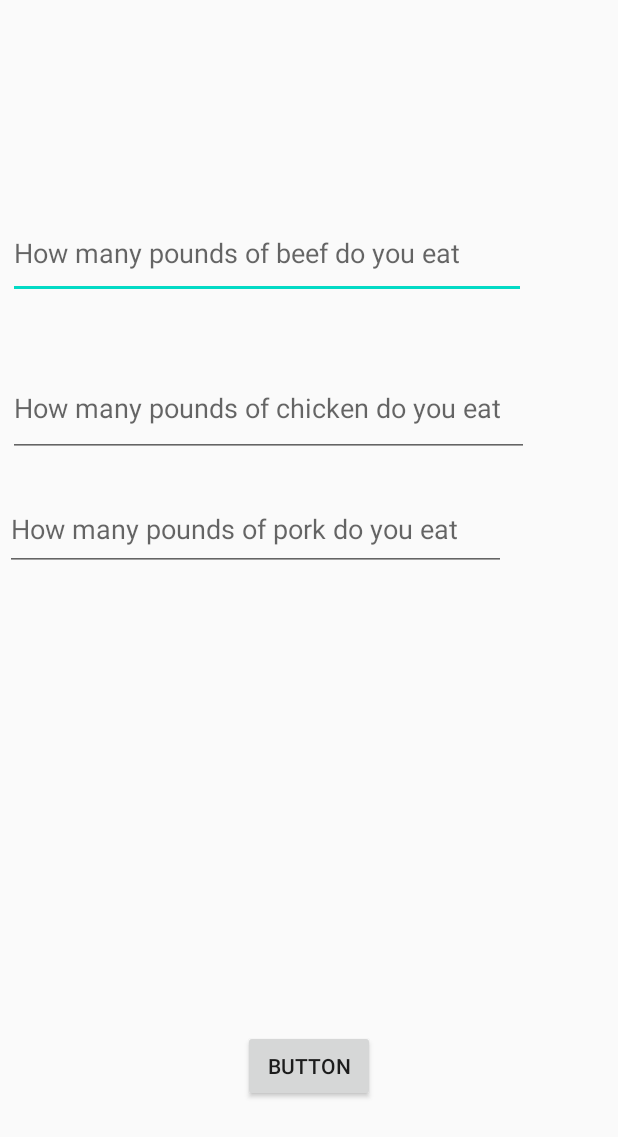
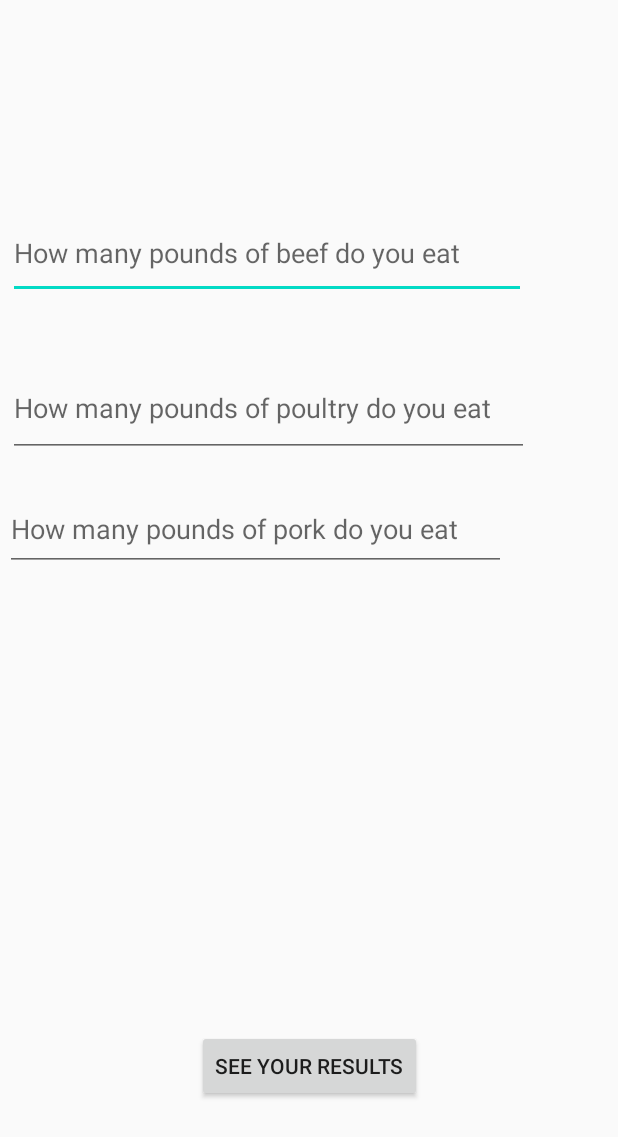
Before and after one commit to maxjimenez7/MeatTracker2, an Android app: the layout input_consumption.xml on its own in the app's theme, with its tools: preview values and no code run, on a phone screen of 412 x 824 dp. Shown: the top 1137 px of the screen. Run offline under Robolectric (Android 15) with nearby library versions, the phone set to English and light mode, and no system bars.

Commit message:
Has water formulas and started fuel formulas, added results_consumption.xml, started onClickListener for button_input_consumption_results

```diff
--- a/app/src/main/res/layout/input_consumption.xml
+++ b/app/src/main/res/layout/input_consumption.xml
@@ -16,13 +16,13 @@
         android:ems="10"
         android:hint="How many pounds of beef do you eat"
         android:inputType="number"
-        app:layout_constraintBottom_toTopOf="@+id/editTextNumber_input_consumption_chicken"
+        app:layout_constraintBottom_toTopOf="@+id/editTextNumber_input_consumption_poultry"
         app:layout_constraintEnd_toEndOf="parent"
         app:layout_constraintStart_toStartOf="parent"
         app:layout_constraintTop_toTopOf="parent" />
 
     <EditText
-        android:id="@+id/editTextNumber_input_consumption_chicken"
+        android:id="@+id/editTextNumber_input_consumption_poultry"
         android:layout_width="347dp"
         android:layout_height="65dp"
         android:layout_marginStart="5dp"
@@ -30,7 +30,7 @@
         android:layout_marginEnd="59dp"
         android:layout_marginBottom="20dp"
         android:ems="10"
-        android:hint="How many pounds of chicken do you eat"
+        android:hint="How many pounds of poultry do you eat"
         android:inputType="number"
         app:layout_constraintBottom_toTopOf="@+id/editTextNumber_input_consumption_pork"
         app:layout_constraintEnd_toEndOf="parent"
@@ -38,11 +38,11 @@
         app:layout_constraintTop_toBottomOf="@+id/editTextNumber_input_consumption_beef" />
 
     <Button
-        android:id="@+id/button_input_consumption_finish"
+        android:id="@+id/button_input_consumption_results"
         android:layout_width="wrap_content"
         android:layout_height="wrap_content"
         android:layout_marginBottom="89dp"
-        android:text="Button"
+        android:text="See Your Results"
         app:layout_constraintBottom_toBottomOf="parent"
         app:layout_constraintEnd_toEndOf="parent"
         app:layout_constraintStart_toStartOf="parent" />
@@ -59,6 +59,6 @@
         android:inputType="number"
         app:layout_constraintEnd_toEndOf="parent"
         app:layout_constraintStart_toStartOf="parent"
-        app:layout_constraintTop_toBottomOf="@+id/editTextNumber_input_consumption_chicken" />
+        app:layout_constraintTop_toBottomOf="@+id/editTextNumber_input_consumption_poultry" />
 
 </androidx.constraintlayout.widget.ConstraintLayout>
```
Also changed, not shown: app/src/main/java/com/example/meattracker/Calculate.kt (+50 -7 lines), app/src/main/java/com/example/meattracker/MainActivity.kt (+10 -0 lines), app/src/main/res/layout/results_consumption.xml (added, +44 -0 lines).
